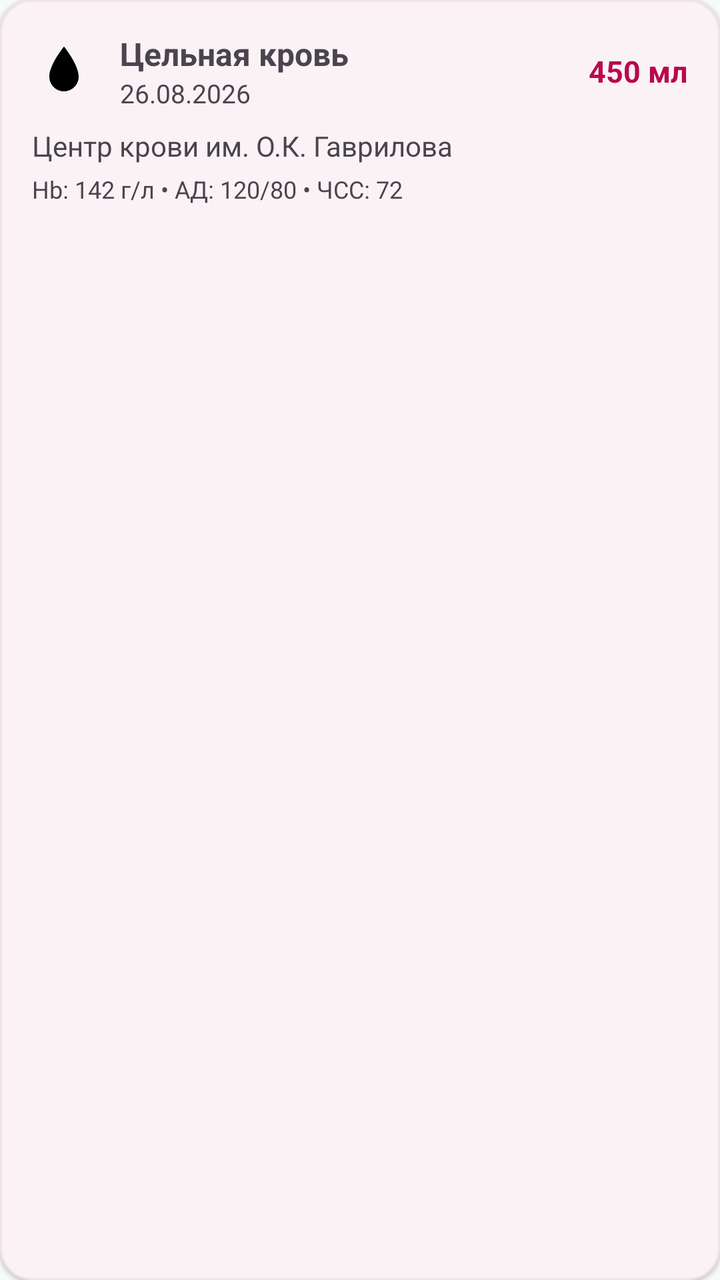
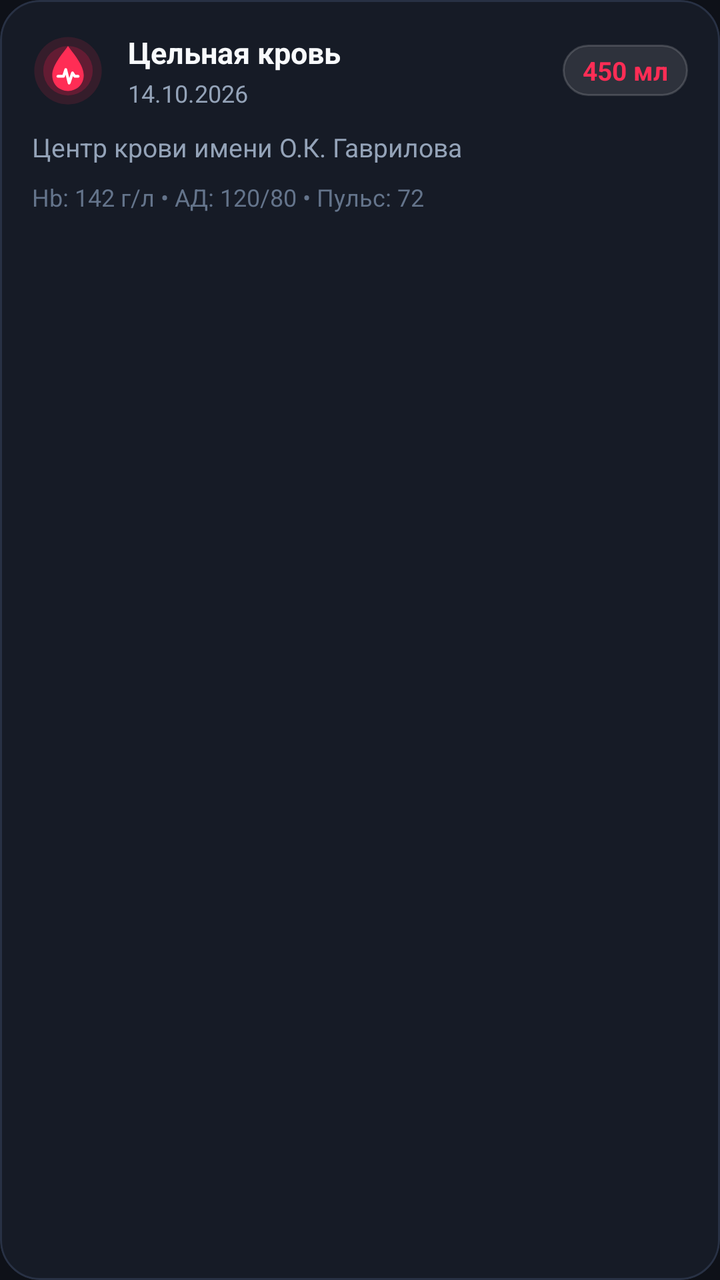

The first picture is an Android layout as it rendered before a commit; the second is the same layout after the commit. The layout source and the unified diff follow.
<!-- AndroidManifest.xml: application theme Theme.DonorLog -->
<!-- res/layout/item_donation_card.xml -->
<?xml version="1.0" encoding="utf-8"?>
<com.google.android.material.card.MaterialCardView
    xmlns:android="http://schemas.android.com/apk/res/android"
    xmlns:app="http://schemas.android.com/apk/res-auto"
    android:layout_width="match_parent"
    android:layout_height="wrap_content"
    android:layout_marginHorizontal="@dimen/donation_card_margin_horizontal"
    android:layout_marginVertical="@dimen/donation_card_margin_vertical"
    app:cardCornerRadius="16dp"
    app:cardElevation="1dp"
    app:strokeWidth="1dp"
    app:strokeColor="?attr/colorOutline">

    <LinearLayout
        android:layout_width="match_parent"
        android:layout_height="wrap_content"
        android:orientation="vertical"
        android:padding="16dp">

        <LinearLayout
            android:layout_width="match_parent"
            android:layout_height="wrap_content"
            android:gravity="center_vertical"
            android:orientation="horizontal">

            <ImageView
                android:id="@+id/ivComponentIcon"
                android:layout_width="32dp"
                android:layout_height="32dp"
                android:contentDescription="@string/label_component_type"
                android:src="@drawable/ic_blood_drop" />

            <LinearLayout
                android:layout_width="0dp"
                android:layout_height="wrap_content"
                android:layout_marginStart="12dp"
                android:layout_weight="1"
                android:orientation="vertical">

                <TextView
                    android:id="@+id/tvComponentType"
                    android:layout_width="wrap_content"
                    android:layout_height="wrap_content"
                    android:text="Цельная кровь"
                    android:textSize="16sp"
                    android:textStyle="bold" />

                <TextView
                    android:id="@+id/tvDonationDate"
                    android:layout_width="wrap_content"
                    android:layout_height="wrap_content"
                    android:text="26.08.2026"
                    android:textColor="?android:attr/textColorSecondary"
                    android:textSize="13sp" />
            </LinearLayout>

            <TextView
                android:id="@+id/tvVolume"
                android:layout_width="wrap_content"
                android:layout_height="wrap_content"
                android:text="450 мл"
                android:textStyle="bold"
                android:textColor="?attr/colorPrimary"
                android:textSize="15sp" />
        </LinearLayout>

        <TextView
            android:id="@+id/tvStationName"
            android:layout_width="match_parent"
            android:layout_height="wrap_content"
            android:layout_marginTop="8dp"
            android:text="Центр крови им. О.К. Гаврилова"
            android:textSize="14sp" />

        <TextView
            android:id="@+id/tvHealthMetrics"
            android:layout_width="match_parent"
            android:layout_height="wrap_content"
            android:layout_marginTop="4dp"
            android:text="Hb: 142 г/л • АД: 120/80 • ЧСС: 72"
            android:textColor="?android:attr/textColorSecondary"
            android:textSize="12sp" />

    </LinearLayout>

</com.google.android.material.card.MaterialCardView>
<!-- resources referenced by this layout -->
<resources>
  <dimen name="donation_card_margin_horizontal">16dp</dimen>
  <dimen name="donation_card_margin_vertical">6dp</dimen>
  <!-- drawable ic_blood_drop (drawable) -->
  <vector xmlns:android="http://schemas.android.com/apk/res/android"
      android:width="24dp"
      android:height="24dp"
      android:viewportWidth="24"
      android:viewportHeight="24">
      <path
          android:fillColor="#FF000000"
          android:pathData="M12,2.69L12,2.69C10.15,5.1 6.5,10.22 6.5,14c0,3.04 2.46,5.5 5.5,5.5s5.5,-2.46 5.5,-5.5c0,-3.78 -3.65,-8.9 -5.5,-11.31z"/>
  </vector>
  <string name="label_component_type">Тип донации</string>
  <style name="Theme.DonorLog" parent="Theme.Material3.DayNight.NoActionBar">
          <item name="colorPrimary">@color/md_theme_light_primary</item>
          <item name="colorOnPrimary">@color/md_theme_light_onPrimary</item>
          <item name="colorPrimaryContainer">@color/md_theme_light_primaryContainer</item>
          <item name="colorOnPrimaryContainer">@color/md_theme_light_onPrimaryContainer</item>
  
          <item name="colorSecondary">@color/md_theme_light_secondary</item>
          <item name="colorOnSecondary">@color/md_theme_light_onSecondary</item>
          <item name="colorSecondaryContainer">@color/md_theme_light_secondaryContainer</item>
          <item name="colorOnSecondaryContainer">@color/md_theme_light_onSecondaryContainer</item>
  
          <item name="android:colorBackground">@color/md_theme_light_background</item>
          <item name="colorSurface">@color/md_theme_light_surface</item>
          <item name="colorOnSurface">@color/md_theme_light_onSurface</item>
          <item name="colorOutline">@color/card_border_light</item>
  
          
          <item name="android:statusBarColor">@android:color/transparent</item>
          <item name="android:windowLightStatusBar">true</item>
          <item name="android:navigationBarColor">@color/md_theme_light_background</item>
          <item name="android:windowLightNavigationBar">true</item>
      </style>
  <color name="md_theme_light_primary">#B7094C</color>
  <color name="md_theme_light_onPrimary">#FFFFFF</color>
  <color name="md_theme_light_primaryContainer">#FFE4EC</color>
  <color name="md_theme_light_onPrimaryContainer">#590D22</color>
  <color name="md_theme_light_secondary">#7A4B56</color>
  <color name="md_theme_light_onSecondary">#FFFFFF</color>
  <color name="md_theme_light_secondaryContainer">#FFD9E1</color>
  <color name="md_theme_light_onSecondaryContainer">#2F1019</color>
  <color name="md_theme_light_background">#F8F9FA</color>
  <color name="md_theme_light_surface">#FFFFFF</color>
  <color name="md_theme_light_onSurface">#191C1E</color>
  <color name="card_border_light">#F0E4E7</color>
</resources>

<!-- the commit's change to res/layout/item_donation_card.xml (unified diff, before → after) -->
@@ -5,11 +5,12 @@
     android:layout_width="match_parent"
     android:layout_height="wrap_content"
     android:layout_marginHorizontal="@dimen/donation_card_margin_horizontal"
-    android:layout_marginVertical="@dimen/donation_card_margin_vertical"
-    app:cardCornerRadius="16dp"
-    app:cardElevation="1dp"
+    android:layout_marginVertical="6dp"
+    app:cardCornerRadius="20dp"
+    app:cardElevation="0dp"
+    app:cardBackgroundColor="#161B26"
     app:strokeWidth="1dp"
-    app:strokeColor="?attr/colorOutline">
+    app:strokeColor="#283144">
 
     <LinearLayout
         android:layout_width="match_parent"
@@ -25,10 +26,9 @@
 
             <ImageView
                 android:id="@+id/ivComponentIcon"
-                android:layout_width="32dp"
-                android:layout_height="32dp"
-                android:contentDescription="@string/label_component_type"
-                android:src="@drawable/ic_blood_drop" />
+                android:layout_width="36dp"
+                android:layout_height="36dp"
+                android:src="@drawable/ic_blood_pulse_spark" />
 
             <LinearLayout
                 android:layout_width="0dp"
@@ -42,44 +42,57 @@
                     android:layout_width="wrap_content"
                     android:layout_height="wrap_content"
                     android:text="Цельная кровь"
-                    android:textSize="16sp"
+                    android:textColor="@color/donor_text_primary"
+                    android:textSize="15sp"
                     android:textStyle="bold" />
 
                 <TextView
                     android:id="@+id/tvDonationDate"
                     android:layout_width="wrap_content"
                     android:layout_height="wrap_content"
-                    android:text="26.08.2026"
-                    android:textColor="?android:attr/textColorSecondary"
-                    android:textSize="13sp" />
+                    android:layout_marginTop="2dp"
+                    android:text="14.10.2026"
+                    android:textColor="@color/donor_text_secondary"
+                    android:textSize="12sp" />
             </LinearLayout>
 
             <TextView
                 android:id="@+id/tvVolume"
                 android:layout_width="wrap_content"
                 android:layout_height="wrap_content"
+                android:background="@drawable/bg_glass_card"
+                android:paddingHorizontal="10dp"
+                android:paddingVertical="4dp"
                 android:text="450 мл"
-                android:textStyle="bold"
-                android:textColor="?attr/colorPrimary"
-                android:textSize="15sp" />
+                android:textColor="@color/donor_ruby_glow"
+                android:textSize="13sp"
+                android:textStyle="bold" />
         </LinearLayout>
 
         <TextView
             android:id="@+id/tvStationName"
             android:layout_width="match_parent"
             android:layout_height="wrap_content"
-            android:layout_marginTop="8dp"
-            android:text="Центр крови им. О.К. Гаврилова"
-            android:textSize="14sp" />
+            android:layout_marginTop="10dp"
+            android:text="Центр крови имени О.К. Гаврилова"
+            android:textColor="@color/donor_text_secondary"
+            android:textSize="13sp" />
 
-        <TextView
-            android:id="@+id/tvHealthMetrics"
+        
+        <LinearLayout
             android:layout_width="match_parent"
             android:layout_height="wrap_content"
-            android:layout_marginTop="4dp"
-            android:text="Hb: 142 г/л • АД: 120/80 • ЧСС: 72"
-            android:textColor="?android:attr/textColorSecondary"
-            android:textSize="12sp" />
+            android:layout_marginTop="8dp"
+            android:orientation="horizontal">
+
+            <TextView
+                android:id="@+id/tvHealthMetrics"
+                android:layout_width="wrap_content"
+                android:layout_height="wrap_content"
+                android:text="Hb: 142 г/л • АД: 120/80 • Пульс: 72"
+                android:textColor="@color/donor_text_muted"
+                android:textSize="12sp" />
+        </LinearLayout>
 
     </LinearLayout>
 
<!-- resource entries referenced after the edit -->
@@ -1,18 +1,44 @@
 <!-- resources referenced by this layout -->
 <resources>
+  <color name="donor_ruby_glow">#FF2D55</color>
+  <color name="donor_text_muted">#64748B</color>
+  <color name="donor_text_primary">#F8FAFC</color>
+  <color name="donor_text_secondary">#94A3B8</color>
   <dimen name="donation_card_margin_horizontal">16dp</dimen>
-  <dimen name="donation_card_margin_vertical">6dp</dimen>
-  <!-- drawable ic_blood_drop (drawable) -->
+  <!-- drawable bg_glass_card (drawable) -->
+  <?xml version="1.0" encoding="utf-8"?>
+  <shape xmlns:android="http://schemas.android.com/apk/res/android">
+      <solid android:color="#1AFFFFFF" />
+      <stroke
+          android:width="1dp"
+          android:color="#28FFFFFF" />
+      <corners android:radius="20dp" />
+  </shape>
+  <!-- drawable ic_blood_pulse_spark (drawable) -->
   <vector xmlns:android="http://schemas.android.com/apk/res/android"
-      android:width="24dp"
-      android:height="24dp"
-      android:viewportWidth="24"
-      android:viewportHeight="24">
+      android:width="64dp"
+      android:height="64dp"
+      android:viewportWidth="64"
+      android:viewportHeight="64">
+      
       <path
-          android:fillColor="#FF000000"
-          android:pathData="M12,2.69L12,2.69C10.15,5.1 6.5,10.22 6.5,14c0,3.04 2.46,5.5 5.5,5.5s5.5,-2.46 5.5,-5.5c0,-3.78 -3.65,-8.9 -5.5,-11.31z"/>
+          android:fillColor="#22FF2D55"
+          android:pathData="M32,32m-30,0a30,30 0,1 1,60 0a30,30 0,1 1,-60 0" />
+      <path
+          android:fillColor="#44E11D48"
+          android:pathData="M32,32m-22,0a22,22 0,1 1,44 0a22,22 0,1 1,-44 0" />
+      
+      <path
+          android:fillColor="#FF2D55"
+          android:pathData="M32,10 C27,17 18,27 18,36 C18,44 24,50 32,50 C40,50 46,44 46,36 C46,27 37,17 32,10 Z" />
+      
+      <path
+          android:strokeColor="#FFFFFF"
+          android:strokeWidth="2.5"
+          android:strokeLineCap="round"
+          android:strokeLineJoin="round"
+          android:pathData="M23,37 L28,37 L30,31 L33,43 L36,34 L38,37 L41,37" />
   </vector>
-  <string name="label_component_type">Тип донации</string>
   <style name="Theme.DonorLog" parent="Theme.Material3.DayNight.NoActionBar">
           <item name="colorPrimary">@color/md_theme_light_primary</item>
           <item name="colorOnPrimary">@color/md_theme_light_onPrimary</item>
@@ -35,17 +61,17 @@
           <item name="android:navigationBarColor">@color/md_theme_light_background</item>
           <item name="android:windowLightNavigationBar">true</item>
       </style>
-  <color name="md_theme_light_primary">#B7094C</color>
+  <color name="md_theme_light_primary">#E11D48</color>
   <color name="md_theme_light_onPrimary">#FFFFFF</color>
-  <color name="md_theme_light_primaryContainer">#FFE4EC</color>
-  <color name="md_theme_light_onPrimaryContainer">#590D22</color>
-  <color name="md_theme_light_secondary">#7A4B56</color>
+  <color name="md_theme_light_primaryContainer">#FFE4E8</color>
+  <color name="md_theme_light_onPrimaryContainer">#881337</color>
+  <color name="md_theme_light_secondary">#64748B</color>
   <color name="md_theme_light_onSecondary">#FFFFFF</color>
-  <color name="md_theme_light_secondaryContainer">#FFD9E1</color>
-  <color name="md_theme_light_onSecondaryContainer">#2F1019</color>
-  <color name="md_theme_light_background">#F8F9FA</color>
-  <color name="md_theme_light_surface">#FFFFFF</color>
-  <color name="md_theme_light_onSurface">#191C1E</color>
-  <color name="card_border_light">#F0E4E7</color>
+  <color name="md_theme_light_secondaryContainer">#E2E8F0</color>
+  <color name="md_theme_light_onSecondaryContainer">#0F172A</color>
+  <color name="md_theme_light_background">#0E1118</color>
+  <color name="md_theme_light_surface">#161B26</color>
+  <color name="md_theme_light_onSurface">#F8FAFC</color>
+  <color name="card_border_light">#283144</color>
 </resources>
 
